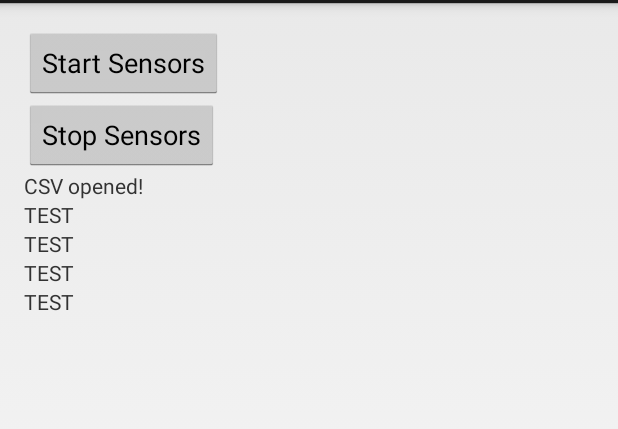
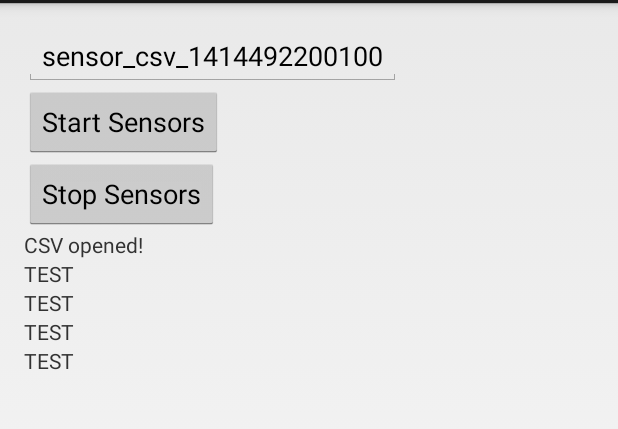
Before and after one commit to daranguiz/RecoLift, an Android app: the screen it shows after launch (PhoneDataCollection), after a tap on "Start Sensors", on a phone screen of 412 x 824 dp, the part 69-498 px from its top. Run offline under Robolectric (Android 15) with nearby library versions, the phone set to English and light mode, and no system bars; 7 statements that could not run were skipped.

Commit message:
Added csv name input

```diff
--- a/android/SensorDataCollection/mobile/src/main/java/com/daranguiz/sensordatacollection/PhoneDataCollection.java
+++ b/android/SensorDataCollection/mobile/src/main/java/com/daranguiz/sensordatacollection/PhoneDataCollection.java
@@ -7,6 +7,7 @@ import android.os.Environment;
 import android.util.Log;
 import android.view.View;
 import android.widget.Button;
+import android.widget.EditText;
 import android.widget.TextView;
 
 import com.google.android.gms.common.ConnectionResult;
@@ -34,12 +35,10 @@ public class PhoneDataCollection extends Activity implements
     private GoogleApiClient mGoogleApiClient;
     private boolean mResolvingError;
     private TextView[] mTextView = new TextView[5];
+    private EditText mEditText;
     private boolean mSensorCSVFileOpen;
     private File mSensorCSVFile;
     private BufferedWriter mSensorCSVFileWriter;
-    private int curSensorFileIdx;
-
-    private static final String START_ACTIVITY_PATH = "/phone-data-collection-activity";
 
     // Request code to use when launching the resolution activity
     private static final int REQUEST_RESOLVE_ERROR = 1001;
@@ -51,7 +50,6 @@ public class PhoneDataCollection extends Activity implements
         super.onCreate(savedInstanceState);
 
         mSensorCSVFileOpen = false;
-        curSensorFileIdx = 0;
         setContentView(R.layout.activity_phone_data_collection);
         mGoogleApiClient = new GoogleApiClient.Builder(this)
                 .addApi(Wearable.API)
@@ -70,6 +68,10 @@ public class PhoneDataCollection extends Activity implements
         mTextView[4] = (TextView) findViewById(R.id.text_box_5);
         mTextView[4].setText("TEST");
 
+        String tempCSVName = "sensor_csv_" + Long.toString(System.currentTimeMillis());
+        mEditText = (EditText) findViewById(R.id.text_box_editable_csv_name);
+        mEditText.setText(tempCSVName);
+
         if (!mResolvingError) {
             mGoogleApiClient.connect();
             Log.d("DEBUG", "Attempting to connect");
@@ -84,8 +86,8 @@ public class PhoneDataCollection extends Activity implements
                         if (!mSensorCSVFileOpen) {
                             try {
                                 mSensorCSVFileOpen = true;
-                                mSensorCSVFile = getDCIMStorageDir("sensorCSV_" + Integer.toString(curSensorFileIdx) + ".csv");
-                                curSensorFileIdx++;
+                                mSensorCSVFile = getDCIMStorageDir(mEditText.getText() + ".csv");
+
                                 mSensorCSVFileWriter = new BufferedWriter(new FileWriter(mSensorCSVFile));
                                 runOnUiThread(new Runnable() {
                                     @Override
--- a/android/SensorDataCollection/mobile/src/main/res/layout/activity_phone_data_collection.xml
+++ b/android/SensorDataCollection/mobile/src/main/res/layout/activity_phone_data_collection.xml
@@ -8,11 +8,18 @@
     android:paddingBottom="@dimen/activity_vertical_margin"
     tools:context=".PhoneDataCollection">
 
+    <EditText
+        android:id="@+id/text_box_editable_csv_name"
+        android:layout_width="wrap_content"
+        android:layout_height="wrap_content"
+        android:text="@string/hello_world"/>
+
     <Button
         android:id="@+id/button_start_sensor"
         android:layout_width="wrap_content"
         android:layout_height="wrap_content"
-        android:text="@string/start_sensor_button_text" />
+        android:text="@string/start_sensor_button_text"
+        android:layout_below="@id/text_box_editable_csv_name" />
 
     <Button
         android:id="@+id/button_stop_sensor"
```
